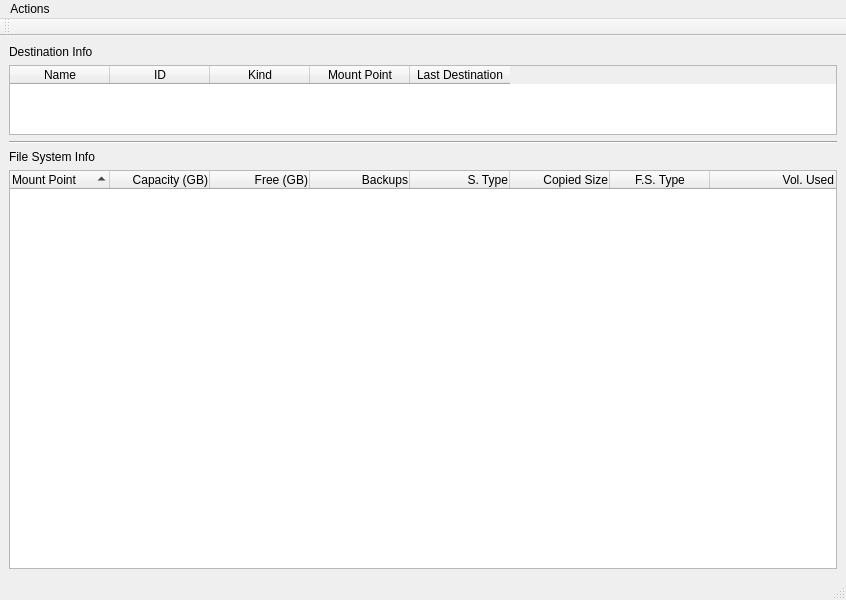
This is mainwindow.ui in louis-langholtz/time-machine-helper as Qt 5 draws it before an edit. The edited form follows.
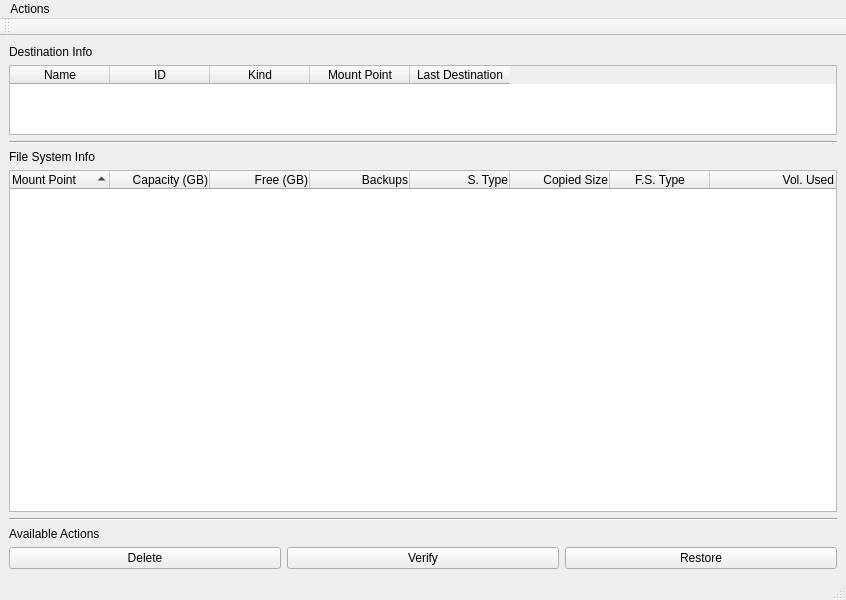
This is the edited form.

Commit message: Adds available actions section

The edit to the form file:
```diff
--- a/mainwindow.ui
+++ b/mainwindow.ui
@@ -192,6 +192,45 @@
         </column>
        </widget>
       </item>
+      <item>
+       <widget class="Line" name="line_2">
+        <property name="orientation">
+         <enum>Qt::Horizontal</enum>
+        </property>
+       </widget>
+      </item>
+      <item>
+       <widget class="QLabel" name="availableActionsLabel">
+        <property name="text">
+         <string>Available Actions</string>
+        </property>
+       </widget>
+      </item>
+      <item>
+       <layout class="QHBoxLayout" name="availableActionsLayout">
+        <item>
+         <widget class="QPushButton" name="deletingPushButton">
+          <property name="text">
+           <string>Delete</string>
+          </property>
+         </widget>
+        </item>
+        <item>
+         <widget class="QPushButton" name="verifyingPushButton">
+          <property name="text">
+           <string>Verify</string>
+          </property>
+         </widget>
+        </item>
+        <item>
+         <widget class="QPushButton" name="restoringPushButton">
+          <property name="text">
+           <string>Restore</string>
+          </property>
+         </widget>
+        </item>
+       </layout>
+      </item>
      </layout>
     </item>
    </layout>
```
